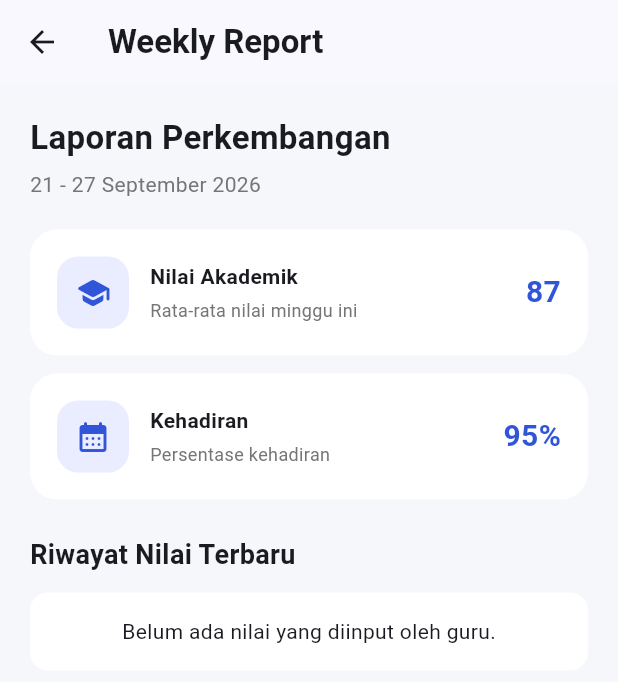
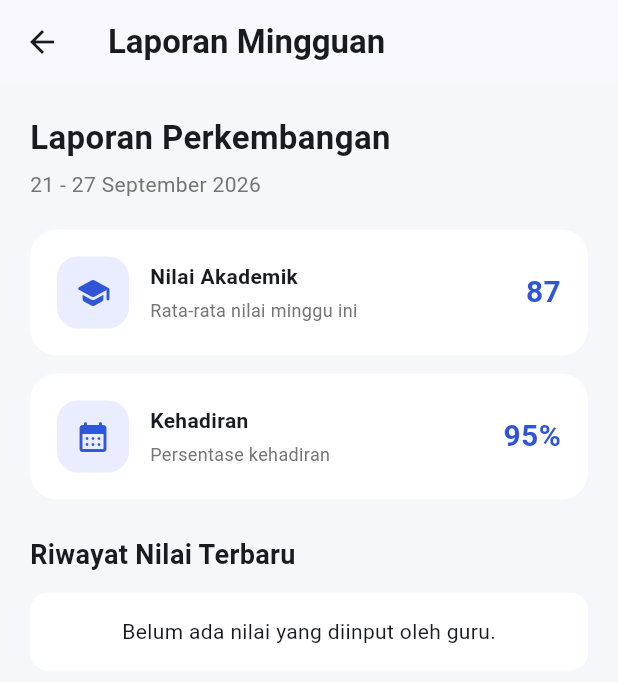
Before and after one commit to muutiararagil27/edubridge, a Flutter app: the ReportScreen screen opened directly, on a phone screen of 412 x 824 dp. Shown: the top 682 px of the screen. Run offline on Flutter 3.47's test engine with Material 3 defaults, Android fonts, the phone set to English and light mode, and no system bars; our stand-ins replace cloud_firestore, firebase_auth, firebase_core; accounts and stored records are empty.

Commit message:
Ubah judul AppBar ReportScreen menjadi Laporan Mingguan

```diff
--- a/lib/screen/report_screen.dart
+++ b/lib/screen/report_screen.dart
@@ -14,7 +14,7 @@ class ReportScreen extends StatelessWidget {
       backgroundColor: const Color(0xFFF5F7FB),
       appBar: AppBar(
         title: const Text(
-          'Weekly Report',
+          'Laporan Mingguan', // Sudah diubah ke Bahasa Indonesia
           style: TextStyle(fontWeight: FontWeight.bold),
         ),
       ),
@@ -35,7 +35,7 @@ class ReportScreen extends StatelessWidget {
           ),
           const SizedBox(height: 20),
 
-          // --- RINGKASAN STATIS (Sesuai UI asli Anda) ---
+          // --- RINGKASAN STATIS ---
           _reportCard(
             icon: Icons.school_rounded,
             title: 'Nilai Akademik',
@@ -65,18 +65,14 @@ class ReportScreen extends StatelessWidget {
           StreamBuilder<QuerySnapshot>(
             stream: FirebaseFirestore.instance
                 .collection('Nilai')
-                // Menampilkan nilai khusus untuk anak ini (berdasarkan field siswaId yang diinput Guru)
-                // Hapus baris .where() di bawah jika Anda ingin melihat semua data yang masuk tanpa filter
                 .where('siswaId', isEqualTo: namaSiswaTest)
-                .orderBy('Tanggal', descending: true) // Urutkan dari yang paling baru
+                .orderBy('Tanggal', descending: true)
                 .snapshots(),
             builder: (context, snapshot) {
-              // Jika masih proses memuat data
               if (snapshot.connectionState == ConnectionState.waiting) {
                 return const Center(child: CircularProgressIndicator());
               }
 
-              // Jika terjadi error (misalnya aturan keamanan Firebase memblokir)
               if (snapshot.hasError) {
                 return Container(
                   padding: const EdgeInsets.all(16),
@@ -91,7 +87,6 @@ class ReportScreen extends StatelessWidget {
                 );
               }
 
-              // Jika data kosong
               if (!snapshot.hasData || snapshot.data!.docs.isEmpty) {
                 return Container(
                   padding: const EdgeInsets.all(16),
@@ -105,12 +100,11 @@ class ReportScreen extends StatelessWidget {
                 );
               }
 
-              // Jika data berhasil diambil, tampilkan dalam bentuk list
               var daftarNilai = snapshot.data!.docs;
 
               return ListView.builder(
-                shrinkWrap: true, // Wajib agar ListView bisa berada di dalam ListView utama
-                physics: const NeverScrollableScrollPhysics(), // Scroll mengikuti ListView utama
+                shrinkWrap: true,
+                physics: const NeverScrollableScrollPhysics(),
                 itemCount: daftarNilai.length,
                 itemBuilder: (context, index) {
                   var data = daftarNilai[index].data() as Map<String, dynamic>;
@@ -133,7 +127,6 @@ class ReportScreen extends StatelessWidget {
     );
   }
 
-  // Widget _reportCard tidak diubah, tetap sama seperti desain asli Anda
   Widget _reportCard({
     required IconData icon,
     required String title,
```
